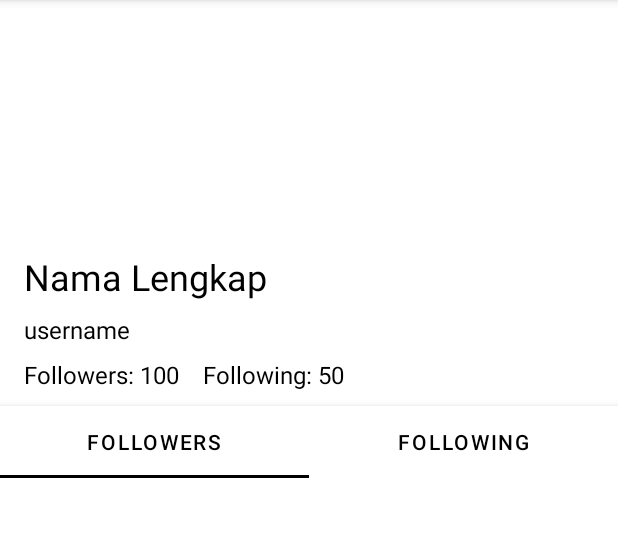
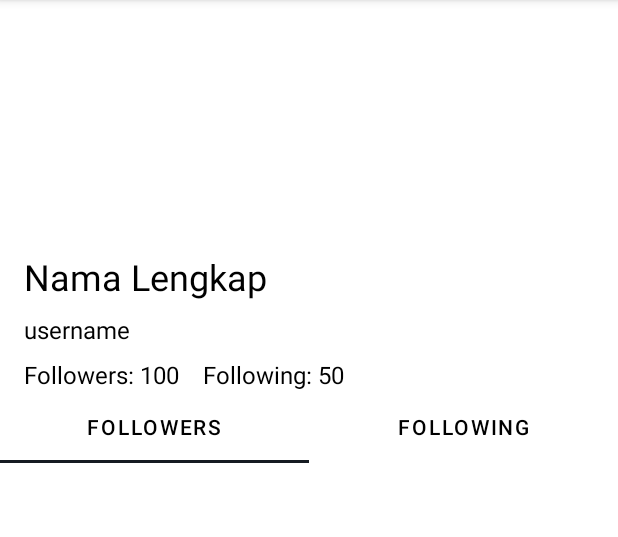
Before and after one commit to RikiChandra/AndroidFundamental, an Android app: the DetailActivity screen opened directly, with no data from a screen before it, on a phone screen of 412 x 824 dp, the part 84-621 px from its top. Run offline under Robolectric (Android 15) with nearby library versions, the phone set to English and light mode, and no system bars; our stand-ins replace CircleImageView; network calls fail; pictures from the network do not load.

Commit message:
Fix bugs

```diff
--- a/app/src/main/res/layout/activity_detail.xml
+++ b/app/src/main/res/layout/activity_detail.xml
@@ -5,8 +5,7 @@
     xmlns:app="http://schemas.android.com/apk/res-auto"
     android:layout_width="match_parent"
     android:layout_height="match_parent"
-    android:orientation="vertical"
-    android:id="@+id/scroll_view"
+    android:fillViewport="true"
     tools:context=".DetailActivity">
 
     <LinearLayout
@@ -94,17 +93,9 @@
         <com.google.android.material.tabs.TabLayout
             android:id="@+id/tab_layout"
             android:layout_width="match_parent"
-            android:layout_height="match_parent"
-            android:layout_marginTop="10dp"
+            android:layout_height="wrap_content"
             android:background="@color/white"
-            android:elevation="6dp"
-            android:minHeight="?attr/actionBarSize"
-            app:tabGravity="fill"
-            app:tabIndicatorColor="@color/black"
-            app:tabIndicatorHeight="2dp"
-            app:tabMode="fixed"
-            app:tabSelectedTextColor="@color/black"
-            app:tabTextColor="@color/black"/>
+            app:tabTextColor="@android:color/black"/>
 
         <androidx.viewpager2.widget.ViewPager2
             android:id="@+id/view_pager"
--- a/app/src/main/res/values/strings.xml
+++ b/app/src/main/res/values/strings.xml
@@ -4,4 +4,5 @@
     <string name="hello_blank_fragment">Hello blank fragment</string>
     <string name="followers">Followers</string>
     <string name="following">Following</string>
+    <string name="empty_text">Tidak ada data</string>
 </resources>
```
Also changed, not shown: app/src/main/res/layout/fragment_follow.xml (+5 -8 lines), app/src/main/java/com/example/githubapp/FollowFragment.kt (line endings or trailing spaces).
